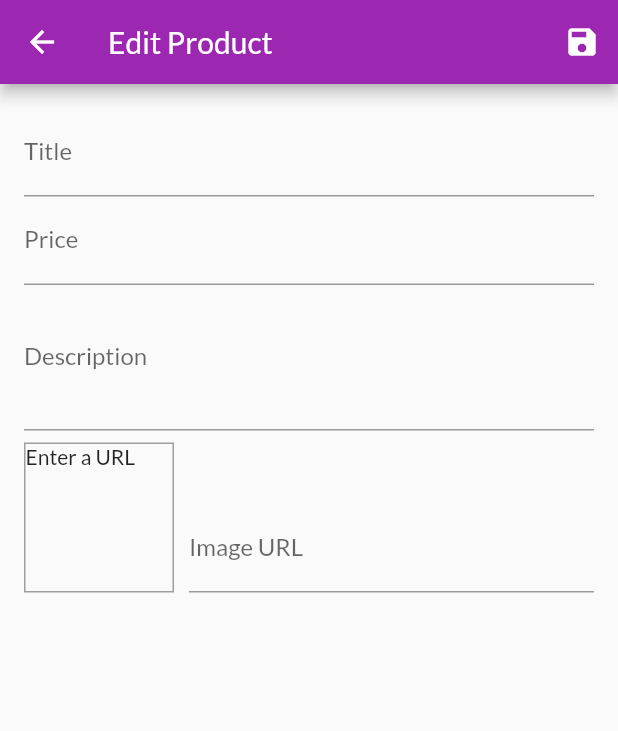
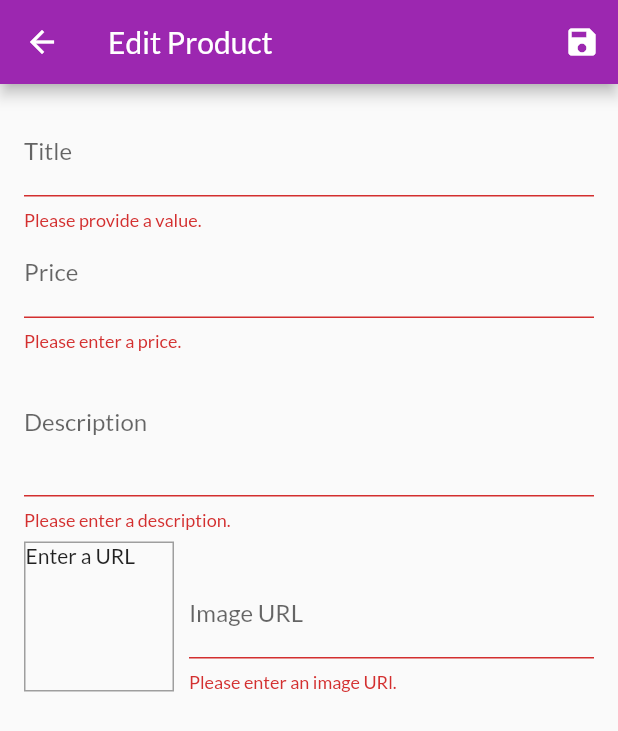
Before and after one commit to wlren/shop-app, a Flutter app: the EditProductScreen screen opened by its route, after a tap on the "save" icon, on a phone screen of 412 x 824 dp. Shown: the top 731 px of the screen. Run offline on Flutter 3.47's test engine with Material 2 defaults, Android fonts, the phone set to English and light mode, and no system bars; network calls fail.

Commit message:
Add user validation

```diff
--- a/lib/screens/edit_product_screen.dart
+++ b/lib/screens/edit_product_screen.dart
@@ -37,11 +37,22 @@ class _EditProductScreenState extends State<EditProductScreen> {
 
   void _updateImageUrl() {
     if (!_imageUrlFocusNode.hasFocus) {
+      if ((!_imageUrlController.text.startsWith('https') &&
+              !_imageUrlController.text.startsWith('https')) ||
+          (!_imageUrlController.text.endsWith('.png') &&
+              !_imageUrlController.text.endsWith('.jpg') &&
+              !_imageUrlController.text.endsWith('.jpeg'))) {
+        return;
+      }
       setState(() {});
     }
   }
 
   void _saveForm() {
+    final isValid = _form.currentState.validate();
+    if (!isValid) {
+      return;
+    }
     _form.currentState.save();
     print(_editedProduct.title);
     print(_editedProduct.price);
@@ -70,6 +81,12 @@ class _EditProductScreenState extends State<EditProductScreen> {
                 onFieldSubmitted: (_) {
                   FocusScope.of(context).requestFocus(_priceFocusNode);
                 },
+                validator: (value) {
+                  if (value.isEmpty) {
+                    return 'Please provide a value.';
+                  }
+                  return null;
+                },
                 onSaved: (value) {
                   _editedProduct = Product(
                       description: _editedProduct.description,
@@ -89,6 +106,18 @@ class _EditProductScreenState extends State<EditProductScreen> {
                 onFieldSubmitted: (_) {
                   FocusScope.of(context).requestFocus(_descriptionFocusNode);
                 },
+                validator: (value) {
+                  if (value.isEmpty) {
+                    return 'Please enter a price.';
+                  }
+                  if (double.tryParse(value) == null) {
+                    return 'Please enter a valid number.';
+                  }
+                  if (double.parse(value) <= 0) {
+                    return 'Please enter a positive number.';
+                  }
+                  return null;
+                },
                 onSaved: (value) {
                   _editedProduct = Product(
                       description: _editedProduct.description,
@@ -105,6 +134,15 @@ class _EditProductScreenState extends State<EditProductScreen> {
                 maxLines: 3,
                 keyboardType: TextInputType.multiline,
                 focusNode: _descriptionFocusNode,
+                validator: (value) {
+                  if (value.isEmpty) {
+                    return 'Please enter a description.';
+                  }
+                  if (value.length < 10) {
+                    return 'Please enter at least 10 characters.';
+                  }
+                  return null;
+                },
                 onSaved: (value) {
                   _editedProduct = Product(
                       description: value,
@@ -152,6 +190,21 @@ class _EditProductScreenState extends State<EditProductScreen> {
                       onFieldSubmitted: (_) {
                         _saveForm();
                       },
+                      validator: (value) {
+                        if (value.isEmpty) {
+                          return 'Please enter an image URl.';
+                        }
+                        if (!value.startsWith('https') &&
+                            !value.startsWith('https')) {
+                          return 'Please enter a valid URL';
+                        }
+                        if (!value.endsWith('.png') &&
+                            !value.endsWith('.jpg') &&
+                            !value.endsWith('.jpeg')) {
+                          return 'Please enter a valid URL';
+                        }
+                        return null;
+                      },
                       onSaved: (value) {
                         _editedProduct = Product(
                             description: _editedProduct.description,
```
